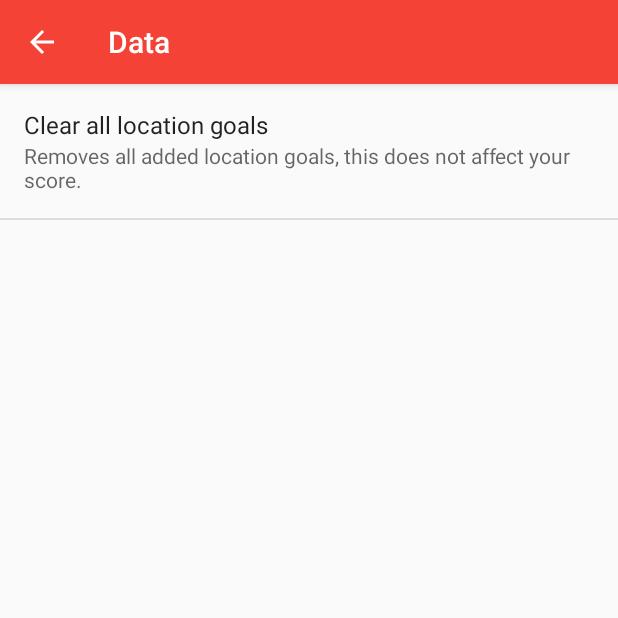
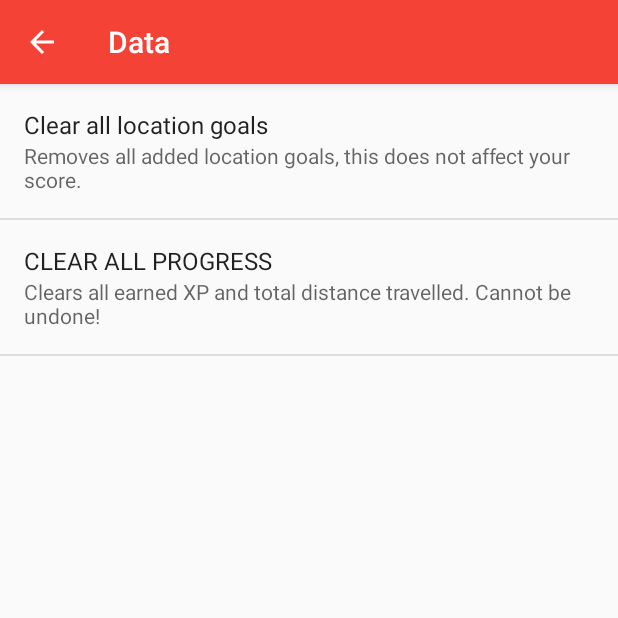
Before and after one commit to LiamDobbelaere/BazBike, an Android app: the SettingsActivity screen opened directly, with no data from a screen before it, after a tap on "Data", on a phone screen of 412 x 824 dp, the top half of it. Run offline under Robolectric (Android 15) with nearby library versions, the light colour scheme and no system bars; our stand-ins replace Room's generated code.

Commit message:
Finished progress measuring

```diff
--- a/app/src/main/res/layout/activity_maps.xml
+++ b/app/src/main/res/layout/activity_maps.xml
@@ -13,12 +13,6 @@
         android:background="?attr/colorPrimary">
     </Toolbar>
 
-    <TextView
-        android:id="@+id/score"
-        android:layout_width="match_parent"
-        android:layout_height="wrap_content"
-        android:text="@string/app_name"/>
-
     <fragment xmlns:android="http://schemas.android.com/apk/res/android"
         xmlns:tools="http://schemas.android.com/tools"
         android:id="@+id/map"
--- a/app/src/main/res/layout/activity_profile.xml
+++ b/app/src/main/res/layout/activity_profile.xml
@@ -33,4 +33,10 @@
         android:layout_height="wrap_content"
         android:text="@string/XP"/>
 
+    <TextView
+        android:id="@+id/distanceTravelled"
+        android:layout_width="wrap_content"
+        android:layout_height="wrap_content"
+        android:text=""/>
+
 </LinearLayout>
--- a/app/src/main/res/values/strings.xml
+++ b/app/src/main/res/values/strings.xml
@@ -26,5 +26,12 @@
     <string name="xpPlaceholder">%1$d XP, %2$d to go</string>
     <string name="level">Level</string>
     <string name="levelPlaceholder">Level %1$d</string>
+    <string name="distanceTravelled">%1$s km travelled</string>
+    <string name="pref_data_clearprogress">CLEAR ALL PROGRESS</string>
+    <string name="pref_data_clear_summaryprogress">Clears all earned XP and total distance travelled. Cannot be undone!</string>
+    <string name="pref_data_clearprogress_key">clearprogress</string>
+    <string name="pref_data_clearprogress_confirmtitle">CLEAR ALL PROGRESS</string>
+    <string name="pref_data_clearprogress_confirmdesc">WARNING! This will clear all of your earned XP and your total distance. This cannot be undone!</string>
+    <string name="pref_data_clearprogress_toast">Progress cleared!</string>
 
 </resources>
--- a/app/src/main/res/xml/pref_data.xml
+++ b/app/src/main/res/xml/pref_data.xml
@@ -2,4 +2,9 @@
     <Preference android:title="@string/pref_data_clear"
                 android:summary="@string/pref_data_clear_summary"
                 android:key="@string/pref_data_clear_key"/>
+
+    <Preference android:title="@string/pref_data_clearprogress"
+        android:summary="@string/pref_data_clear_summaryprogress"
+        android:key="@string/pref_data_clearprogress_key"/>
+
 </PreferenceScreen>
```
Also changed, not shown: app/src/main/java/link/diga/bazbike/MapsActivity.java (+0 -26 lines), app/src/main/java/link/diga/bazbike/ProfileActivity.java (+51 -2 lines), app/src/main/java/link/diga/bazbike/SettingsActivity.java (+20 -0 lines).
